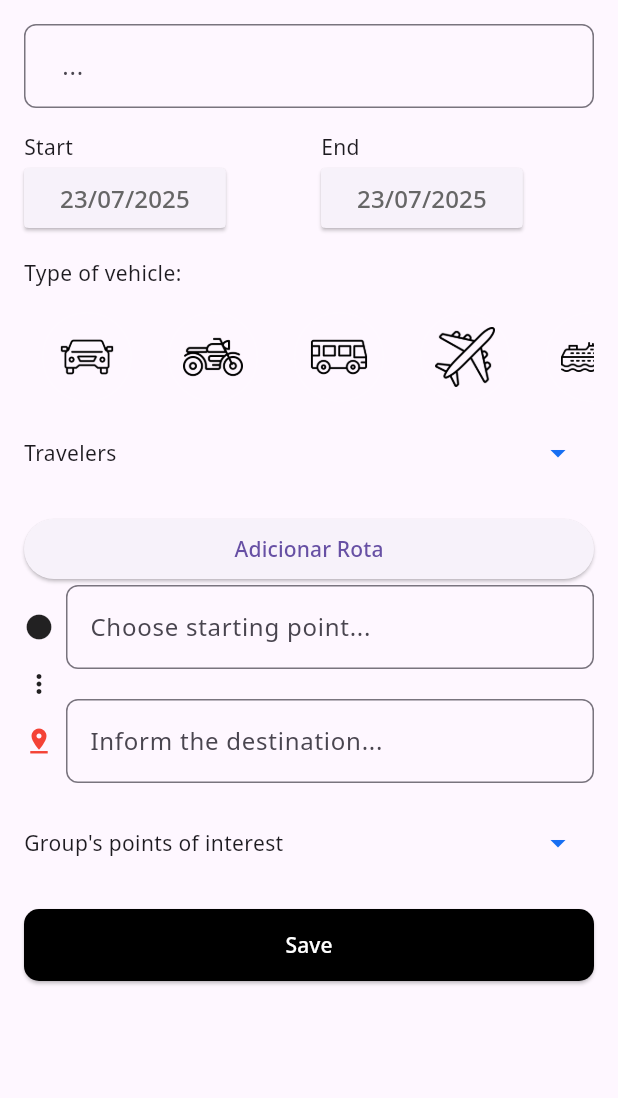
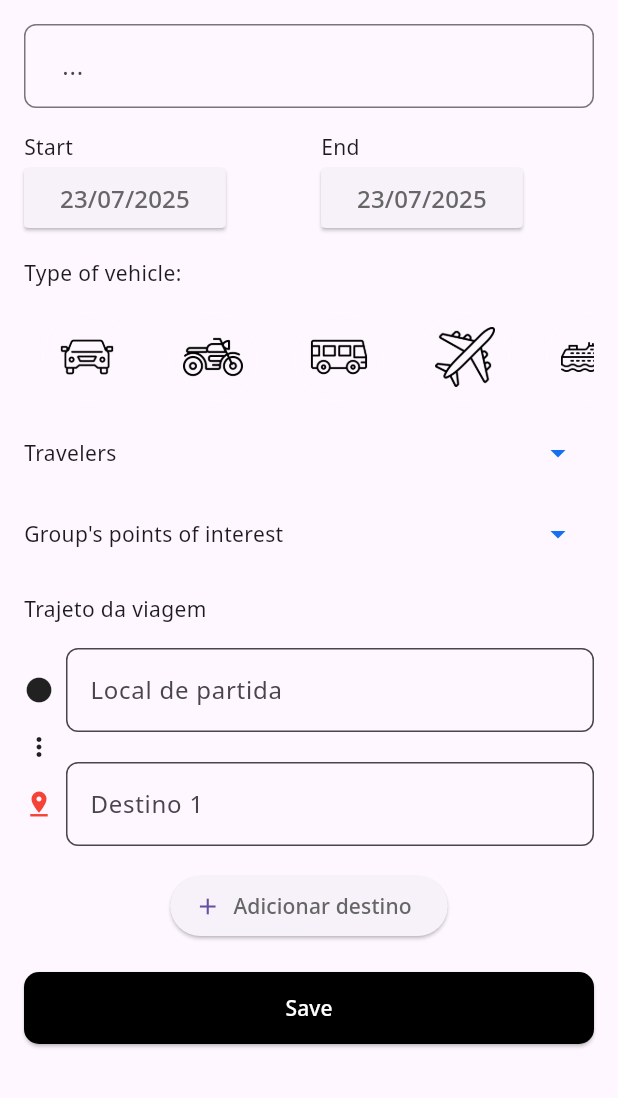
Before and after one commit to Siiki-89/my_travels, a Flutter app: the CreateTravelPage screen opened by its route, on a phone screen of 412 x 824 dp, the part 138-1236 px from its top. Run offline on Flutter 3.47's test engine with Material 3 defaults, Android fonts, the phone set to English and light mode, and no system bars; our stand-ins replace flutter_dotenv, geolocator, google_fonts, google_maps_flutter, image_picker, shared_preferences and 1 more; accounts and stored records are empty.

Commit message:
modifying dialogs and adding auto-increment map

```diff
--- a/my_travels/lib/main.dart
+++ b/my_travels/lib/main.dart
@@ -50,6 +50,7 @@ class MyApp extends StatelessWidget {
     return Consumer2<ThemeProvider, LocaleProvider>(
       builder: (context, themeProvider, localeProvider, child) {
         return MaterialApp(
+          debugShowCheckedModeBanner: false,
           title: AppLocalizations.of(context)?.appName ?? 'My Travels',
           theme: ThemeData(
             fontFamily: GoogleFonts.notoSans().fontFamily,
--- a/my_travels/lib/presentation/pages/create_travel_page.dart
+++ b/my_travels/lib/presentation/pages/create_travel_page.dart
@@ -1,8 +1,10 @@
 import 'package:flutter/material.dart';
 import 'package:my_travels/l10n/app_localizations.dart';
+import 'package:my_travels/presentation/provider/map_provider.dart';
 import 'package:my_travels/presentation/provider/travel_provider.dart';
 import 'package:my_travels/presentation/provider/traveler_provider.dart';
 import 'package:my_travels/presentation/styles/app_button_styles.dart';
+import 'package:my_travels/presentation/widgets/place_search_field.dart';
 import 'package:my_travels/presentation/widgets/select_experience_dialog.dart';
 import 'package:my_travels/presentation/widgets/select_transport.dart';
 import 'package:my_travels/presentation/widgets/select_traveler_dialog.dart';
@@ -50,7 +52,6 @@ class CreateTravelPage extends StatelessWidget {
                     Row(
                       children: [
                         Expanded(
-                          //Data inicial
                           child: Column(
                             crossAxisAlignment: CrossAxisAlignment.start,
                             children: [
@@ -59,9 +60,7 @@ class CreateTravelPage extends StatelessWidget {
                                 onPressed: () => _selectDate(context, true),
                                 style: ElevatedButton.styleFrom(
                                   shape: ContinuousRectangleBorder(
-                                    borderRadius: BorderRadiusGeometry.circular(
-                                      6,
-                                    ),
+                                    borderRadius: BorderRadius.circular(6),
                                   ),
                                 ),
                                 child: Text(
@@ -77,7 +76,6 @@ class CreateTravelPage extends StatelessWidget {
                         ),
                         const SizedBox(width: 16),
                         Expanded(
-                          //Data final
                           child: Column(
                             crossAxisAlignment: CrossAxisAlignment.start,
                             children: [
@@ -86,11 +84,10 @@ class CreateTravelPage extends StatelessWidget {
                                 onPressed: () => _selectDate(context, false),
                                 style: ElevatedButton.styleFrom(
                                   shape: ContinuousRectangleBorder(
-                                    borderRadius: BorderRadiusGeometry.circular(
-                                      6,
-                                    ),
+                                    borderRadius: BorderRadius.circular(6),
                                   ),
                                 ),
+
                                 child: Text(
                                   providerTravel.finalDateString,
                                   style: TextStyle(
@@ -104,6 +101,7 @@ class CreateTravelPage extends StatelessWidget {
                         ),
                       ],
                     ),
+
                     //Veiculo de locomoção
                     const SizedBox(height: 16),
                     Row(
@@ -167,53 +165,8 @@ class CreateTravelPage extends StatelessWidget {
                         );
                       },
                     ),
-                    SizedBox(height: 16),
-                    SizedBox(
-                      width: double.infinity,
-                      child: ElevatedButton(
-                        onPressed: () {
-                          LocationService().getDeviceLocation();
-                          Navigator.pushNamed(context, '/mappage');
-                        },
-                        child: Text('Adicionar Rota'),
-                      ),
-                    ),
-                    //Local de partida
-                    Row(
-                      children: [
-                        Icon(Icons.circle, size: 20),
-                        const SizedBox(width: 8),
-                        Expanded(
-                          child: TextFormField(
-                            decoration: InputDecoration(
-                              hintText: loc.travelAddStartintPoint,
-                              border: OutlineInputBorder(
-                                borderRadius: BorderRadius.circular(8),
-                              ),
-                            ),
-                          ),
-                        ),
-                      ],
-                    ),
-                    Icon(Icons.more_vert, size: 20),
-                    Row(
-                      //destino
-                      children: [
-                        Icon(Icons.pin_drop, color: Colors.red, size: 20),
-                        const SizedBox(width: 8),
-                        Expanded(
-                          child: TextFormField(
-                            decoration: InputDecoration(
-                              hintText: loc.travelAddFinalPoint,
-                              border: OutlineInputBorder(
-                                borderRadius: BorderRadius.circular(8),
-                              ),
-                            ),
-                          ),
-                        ),
-                      ],
-                    ),
-                    const SizedBox(height: 16),
+                    //Pontos de interesse
+                    const SizedBox(height: 6),
                     Row(
                       mainAxisAlignment: MainAxisAlignment.spaceBetween,
                       children: [
@@ -227,7 +180,7 @@ class CreateTravelPage extends StatelessWidget {
                             showDialog(
                               context: context,
                               builder: (BuildContext dialogContext) {
-                                return const CreateTravelDialog();
+                                return CreateTravelDialog();
                               },
                             );
                           },
@@ -237,7 +190,7 @@ class CreateTravelPage extends StatelessWidget {
                           ),
                         ),
                       ],
-                    ),
+                    ), //Listar interesses
                     Consumer<TravelProvider>(
                       builder: (context, provider, child) {
                         if (provider.selectedExperiences.isEmpty) {
@@ -261,6 +214,76 @@ class CreateTravelPage extends StatelessWidget {
                         );
                       },
                     ),
+                    //Trajeto da viagem
+                    SizedBox(height: 16),
+                    Text('Trajeto da viagem'),
+                    SizedBox(height: 16),
+                    //Local de partida
+                    Consumer<MapProvider>(
+                      builder: (context, provider, child) {
+                        return Column(
+                          crossAxisAlignment: CrossAxisAlignment.start,
+                          children: [
+                            Row(
+                              children: [
+                                Icon(Icons.circle, size: 20),
+                                const SizedBox(width: 8),
+                                Expanded(
+                                  child: const PlaceSearchField(
+                                    index: 0,
+                                    hint: 'Local de partida',
+                                  ),
+                                ),
+                              ],
+                            ),
+
+                            ...List.generate(
+                              provider.stops.length > 1
+                                  ? provider.stops.length - 1
+                                  : 0,
+                              (i) => Column(
+                                crossAxisAlignment: CrossAxisAlignment.start,
+                                children: [
+                                  Icon(Icons.more_vert, size: 20),
+
+                                  Row(
+                                    children: [
+                                      Icon(
+                                        Icons.pin_drop,
+                                        color: Colors.red,
+                                        size: 20,
+                                      ),
+                                      const SizedBox(width: 8),
+                                      Expanded(
+                                        child: PlaceSearchField(
+                                          index: i + 1,
+                                          hint: 'Destino ${i + 1}',
+                                        ),
+                                      ),
+                                    ],
+                                  ),
+                                ],
+                              ),
+                            ),
+
+                            SizedBox(height: 16),
+                            Center(
+                              child: ElevatedButton.icon(
+                                onPressed: () {
+                                  provider.addEmptyStop();
+                                },
+                                icon: const Icon(Icons.add),
+                                label: Text(
+                                  'Adicionar destino',
+                                  style: TextStyle(color: Color(0xFF666666)),
+                                ),
+                              ),
+                            ),
+                          ],
+                        );
+                      },
+                    ),
+
                     const SizedBox(height: 20),
                     SizedBox(
                       width: double.infinity,
--- a/my_travels/lib/presentation/provider/map_provider.dart
+++ b/my_travels/lib/presentation/provider/map_provider.dart
@@ -17,4 +17,9 @@ class MapProvider extends ChangeNotifier {
     }
     notifyListeners();
   }
+
+  void addEmptyStop() {
+    _stops.add(null);
+    notifyListeners();
+  }
 }
--- a/my_travels/lib/presentation/widgets/place_search_field.dart
+++ b/my_travels/lib/presentation/widgets/place_search_field.dart
@@ -22,10 +22,8 @@ class PlaceSearchField extends StatelessWidget {
         return TextFormField(
           controller: controller,
           focusNode: focus,
-
           decoration: InputDecoration(
-            fillColor: Colors.white,
-            prefixIcon: const Icon(Icons.place),
+            fillColor: Colors.transparent,
             hintText: hint,
             filled: true,
             border: OutlineInputBorder(borderRadius: BorderRadius.circular(8)),
--- a/my_travels/lib/presentation/widgets/select_experience_dialog.dart
+++ b/my_travels/lib/presentation/widgets/select_experience_dialog.dart
@@ -61,7 +61,7 @@ class CreateTravelDialog extends StatelessWidget {
                                           border: Border.all(
                                             color: isSelected
                                                 ? Colors.black
-                                                : Colors.white10,
+                                                : Colors.transparent,
                                             width: isSelected ? 3 : 1.0,
                                           ),
                                           image: DecorationImage(
```
Also changed, not shown: my_travels/lib/presentation/widgets/select_traveler_dialog.dart (+34 -22 lines).
